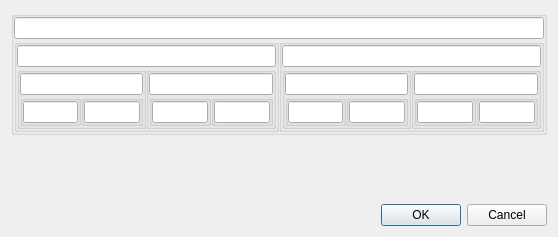
Above: dialogregister64.ui from horsicq/XRegistersView before the change. Below: the same form after it.
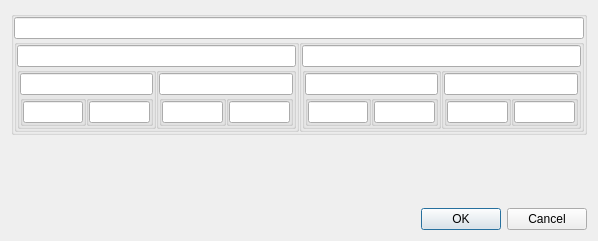
That is the form after the change. Custom widgets are drawn as their Qt base class.

Diff of the .ui file:
```diff
--- a/dialogregister64.ui
+++ b/dialogregister64.ui
@@ -9,8 +9,8 @@
    <rect>
     <x>0</x>
     <y>0</y>
-    <width>558</width>
-    <height>237</height>
+    <width>598</width>
+    <height>241</height>
    </rect>
   </property>
   <property name="windowTitle">
```
